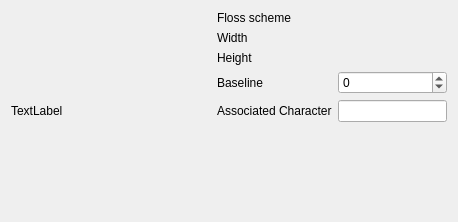
Old version of the form ui/LibraryPatternProperties.ui in the repository KDE/kxstitch.
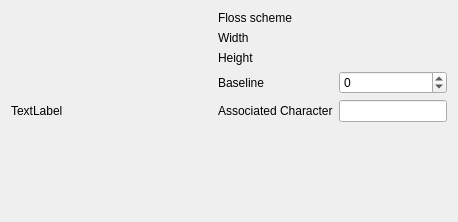
New version of the form. Custom widgets are drawn as their Qt base class.

Commit message: Implement library pattern properties dialog.

Diff of the .ui file:
```diff
--- a/ui/LibraryPatternProperties.ui
+++ b/ui/LibraryPatternProperties.ui
@@ -7,15 +7,15 @@
     <x>0</x>
     <y>0</y>
     <width>458</width>
-    <height>212</height>
+    <height>218</height>
    </rect>
   </property>
   <property name="windowTitle">
    <string>Library Pattern Properties</string>
   </property>
-  <layout class="QGridLayout" name="gridLayout">
-   <item row="0" column="0" rowspan="6">
-    <widget class="QLabel" name="label">
+  <layout class="QHBoxLayout" name="horizontalLayout">
+   <item>
+    <widget class="QLabel" name="Icon">
      <property name="sizePolicy">
       <sizepolicy hsizetype="MinimumExpanding" vsizetype="MinimumExpanding">
        <horstretch>0</horstretch>
@@ -33,56 +33,58 @@
      </property>
     </widget>
    </item>
-   <item row="0" column="1">
+   <item>
+    <layout class="QGridLayout" name="gridLayout">
+     <item row="0" column="0">
     <widget class="QLabel" name="label_2">
      <property name="text">
       <string>Floss scheme</string>
      </property>
     </widget>
    </item>
-   <item row="0" column="2">
+     <item row="0" column="1">
     <widget class="QLabel" name="FlossScheme">
      <property name="text">
       <string/>
      </property>
     </widget>
    </item>
-   <item row="1" column="1">
+     <item row="1" column="0">
     <widget class="QLabel" name="label_3">
      <property name="text">
       <string>Width</string>
      </property>
     </widget>
    </item>
-   <item row="1" column="2">
+     <item row="1" column="1">
     <widget class="QLabel" name="Width">
      <property name="text">
       <string/>
      </property>
     </widget>
    </item>
-   <item row="2" column="1">
+     <item row="2" column="0">
     <widget class="QLabel" name="label_4">
      <property name="text">
       <string>Height</string>
      </property>
     </widget>
    </item>
-   <item row="2" column="2">
+     <item row="2" column="1">
     <widget class="QLabel" name="Height">
      <property name="text">
       <string/>
      </property>
     </widget>
    </item>
-   <item row="3" column="1">
+     <item row="3" column="0">
     <widget class="QLabel" name="label_5">
      <property name="text">
       <string>Baseline</string>
      </property>
     </widget>
    </item>
-   <item row="3" column="2">
+     <item row="3" column="1">
     <widget class="QSpinBox" name="Baseline">
      <property name="minimum">
       <number>-100</number>
@@ -92,17 +94,17 @@
      </property>
     </widget>
    </item>
-   <item row="4" column="1">
+     <item row="4" column="0">
     <widget class="QLabel" name="label_6">
      <property name="text">
       <string>Associated Character</string>
      </property>
     </widget>
    </item>
-   <item row="4" column="2">
-    <widget class="KLineEdit" name="KeyCode"/>
-   </item>
-   <item row="5" column="1">
+     <item row="4" column="1">
+      <widget class="KeycodeLineEdit" name="KeyCode"/>
+     </item>
+     <item row="5" column="0">
     <spacer name="verticalSpacer">
      <property name="orientation">
       <enum>Qt::Vertical</enum>
@@ -116,12 +118,14 @@
     </spacer>
    </item>
   </layout>
+   </item>
+  </layout>
  </widget>
  <customwidgets>
   <customwidget>
-   <class>KLineEdit</class>
+   <class>KeycodeLineEdit</class>
    <extends>QLineEdit</extends>
-   <header>klineedit.h</header>
+   <header>KeycodeLineEdit.h</header>
   </customwidget>
  </customwidgets>
  <resources/>
```
Lines whose indentation alone changed are shown as unchanged. The commit also changes 3 other files.
